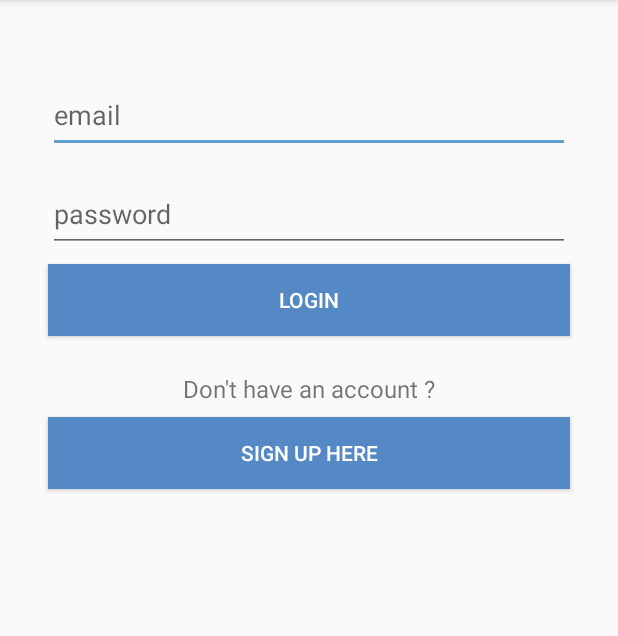
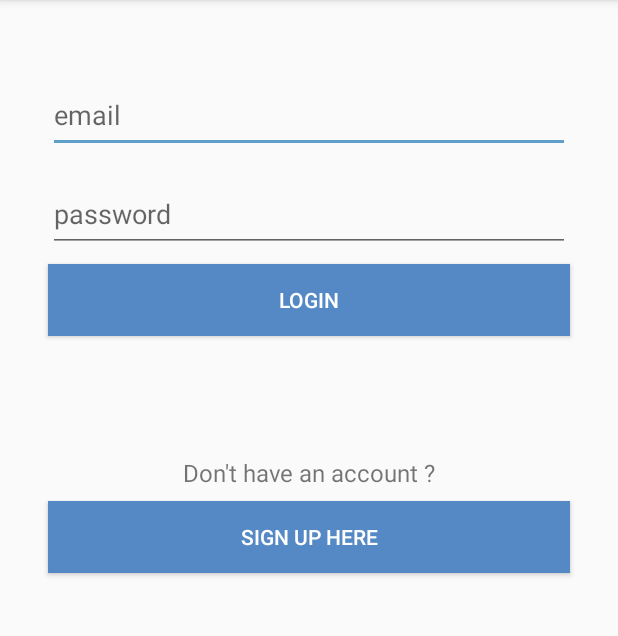
Before and after one commit to Giriraj007/Smack, an Android app: the screen it shows after launch (LoginActivity), after a tap on "LOGIN", on a phone screen of 412 x 824 dp, the part 84-720 px from its top. Run offline under Robolectric (Android 15) with nearby library versions, the phone set to English and light mode, and no system bars; our stand-ins replace Volley; 1 other tap on this screen came first.

Commit message:
polishing login

```diff
--- a/app/src/main/java/comp/example/ahsimapc/smack/utilities/Constants.kt
+++ b/app/src/main/java/comp/example/ahsimapc/smack/utilities/Constants.kt
@@ -4,6 +4,7 @@ const val BASE_URL="https://smackappapi.herokuapp.com/v1/"
 const val AUTH_REGISTER_USER="${BASE_URL}account/register"
 const val AUTH_LOGIN_USER="${BASE_URL}account/login"
 const  val ADD_USER="${BASE_URL}user/add"
+const val FIND_USER_BY_EMAIL="${BASE_URL}user/byEmail/"
 
 
 //Broadcast constant
--- a/app/src/main/res/layout/activity_login.xml
+++ b/app/src/main/res/layout/activity_login.xml
@@ -43,6 +43,7 @@
         android:layout_marginStart="32dp"
         android:layout_marginTop="8dp"
         android:background="@color/colorPrimary"
+        android:onClick="loginHere"
         android:text="LOGIN"
         android:textColor="@android:color/white"
         app:layout_constraintEnd_toEndOf="parent"
@@ -55,10 +56,11 @@
         android:layout_height="wrap_content"
         android:layout_marginEnd="8dp"
         android:layout_marginStart="8dp"
-        android:layout_marginTop="24dp"
+        android:layout_marginTop="80dp"
         android:text="Don't have an account ?"
         android:textSize="16sp"
         app:layout_constraintEnd_toEndOf="parent"
+        app:layout_constraintHorizontal_bias="0.502"
         app:layout_constraintStart_toStartOf="parent"
         app:layout_constraintTop_toBottomOf="@+id/login_login_button" />
 
@@ -76,4 +78,16 @@
         app:layout_constraintEnd_toEndOf="parent"
         app:layout_constraintStart_toStartOf="parent"
         app:layout_constraintTop_toBottomOf="@+id/textView" />
+
+    <ProgressBar
+        android:id="@+id/login_spinner"
+        style="?android:attr/progressBarStyle"
+        android:layout_width="wrap_content"
+        android:layout_height="wrap_content"
+        android:layout_marginEnd="8dp"
+        android:layout_marginStart="8dp"
+        android:layout_marginTop="24dp"
+        app:layout_constraintEnd_toEndOf="parent"
+        app:layout_constraintStart_toStartOf="parent"
+        app:layout_constraintTop_toBottomOf="@+id/login_login_button" />
 </android.support.constraint.ConstraintLayout>
--- a/app/src/main/res/layout/nav_header_main.xml
+++ b/app/src/main/res/layout/nav_header_main.xml
@@ -35,8 +35,6 @@
         android:layout_marginStart="8dp"
         android:paddingTop="@dimen/nav_header_vertical_spacing"
         android:text="Giriraj"
-        android:textAppearance="@style/TextAppearance.AppCompat.Body1"
-        android:textSize="14sp"
         app:layout_constraintEnd_toEndOf="parent"
         app:layout_constraintStart_toEndOf="@+id/profilepic_nav_header"
         app:layout_constraintTop_toTopOf="@+id/profilepic_nav_header" />
@@ -48,7 +46,6 @@
         android:layout_marginEnd="8dp"
         android:layout_marginStart="8dp"
         android:padding="4dp"
-        android:text="bhatiagiriraj007@gmail.com"
         android:textAlignment="viewStart"
         android:textSize="14sp"
         app:layout_constraintEnd_toEndOf="parent"
```
Also changed, not shown: app/src/main/java/comp/example/ahsimapc/smack/AuthService.kt (+50 -3 lines), app/src/main/java/comp/example/ahsimapc/smack/LoginActivity.kt (+73 -0 lines), app/src/main/java/comp/example/ahsimapc/smack/MainActivity.kt (+21 -4 lines), app/src/main/res/layout/channel_layoutt.xml (added, +38 -0 lines).
